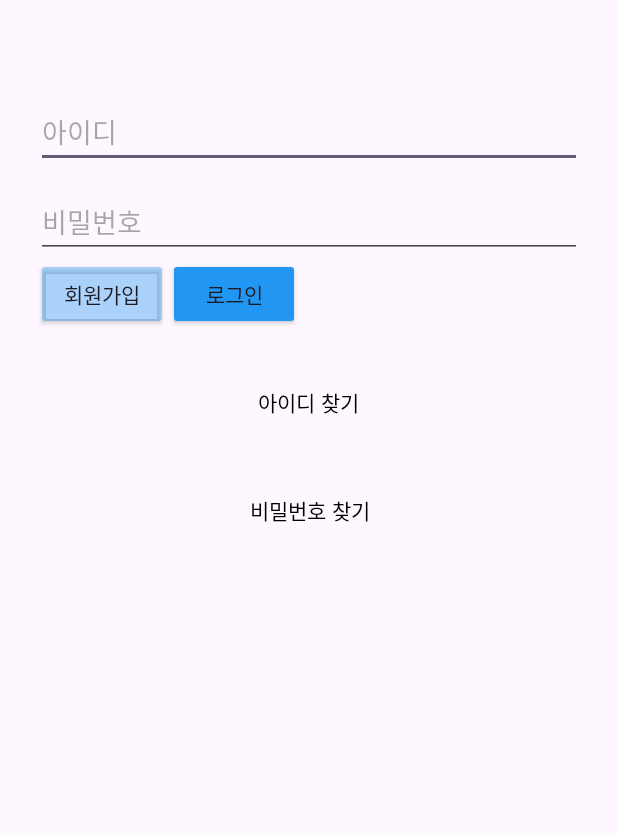
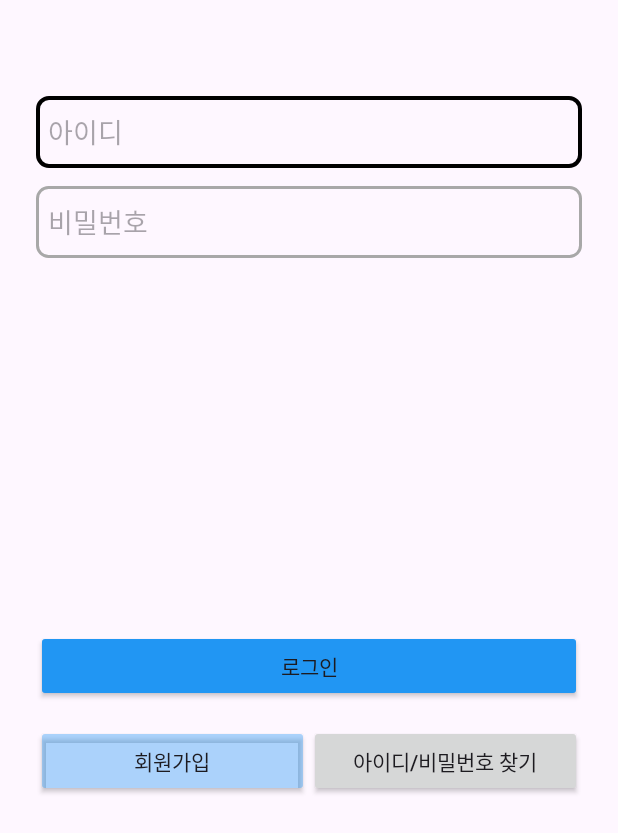
Before and after one commit to 2024-KGU-Advanced-Capstone-Design/safeGuardApp, an Android app: the fragment findIDPWFragment placed in its activity, on a phone screen of 412 x 824 dp, the part 403-1236 px from its top. Run offline under Robolectric (Android 15) with nearby library versions, the phone set to English and light mode, and no system bars.

Commit message:
loginpage UI adjustment

```diff
--- a/app/src/main/java/com/example/safeguardapp/findPWFragment.java
+++ b/app/src/main/java/com/example/safeguardapp/findIDPWFragment.java
@@ -7,18 +7,19 @@ import android.view.ViewGroup;
 import android.widget.Button;
 import android.widget.EditText;
 
+import androidx.activity.OnBackPressedCallback;
 import androidx.annotation.NonNull;
 import androidx.annotation.Nullable;
 import androidx.fragment.app.Fragment;
 import androidx.fragment.app.FragmentTransaction;
 
-public class findPWFragment extends Fragment {
+public class findIDPWFragment extends Fragment {
     private EditText findPWToEmail;
     private Button cancel_btn, find_btn;
     @Nullable
     @Override
     public View onCreateView(@NonNull LayoutInflater inflater, @Nullable ViewGroup container, @Nullable Bundle savedInstanceState) {
-        View view = inflater.inflate(R.layout.find_pw_fragment, container, false);
+        View view = inflater.inflate(R.layout.find_idpw_fragment, container, false);
 
         initializeView(view);
         setupListeners();
@@ -52,4 +53,20 @@ public class findPWFragment extends Fragment {
         });
     }
 
+    // 뒤로 가기 버튼 구현
+    @Override
+    public void onViewCreated(@NonNull View view, @Nullable Bundle savedInstanceState) {
+        super.onViewCreated(view, savedInstanceState);
+
+        requireActivity().getOnBackPressedDispatcher().addCallback(getViewLifecycleOwner(), new OnBackPressedCallback(true) {
+            @Override
+            public void handleOnBackPressed() {
+                // 뒤로 가기 시 실행되는 코드
+                FragmentTransaction transaction = getActivity().getSupportFragmentManager().beginTransaction();
+                transaction.replace(R.id.activity_main, new loginPageFragment());
+                transaction.commit();
+            }
+        });
+    }
+
 }
--- a/app/src/main/java/com/example/safeguardapp/loginPageFragment.java
+++ b/app/src/main/java/com/example/safeguardapp/loginPageFragment.java
@@ -55,25 +55,13 @@ public class loginPageFragment extends Fragment {
         });
 
         // 아이디 찾기 버튼에 대한 클릭 이벤트 처리
-        view.findViewById(R.id.buttonFindID).setOnClickListener(new View.OnClickListener() {
+        view.findViewById(R.id.buttonFindIDPW).setOnClickListener(new View.OnClickListener() {
             @Override
             public void onClick(View v) {
                 FragmentTransaction transaction = getActivity().getSupportFragmentManager().beginTransaction();
-                transaction.replace(R.id.activity_main, new findPWFragment());
+                transaction.replace(R.id.activity_main, new findIDPWFragment());
                 transaction.commit();
             }
         });
-
-        // 비밀번호 찾기 버튼에 대한 클릭 이벤트 처리
-        view.findViewById(R.id.buttonFindPW).setOnClickListener(new View.OnClickListener() {
-            @Override
-            public void onClick(View v) {
-                FragmentTransaction transaction = getActivity().getSupportFragmentManager().beginTransaction();
-                transaction.replace(R.id.activity_main, new findPWFragment());
-                transaction.commit();
-            }
-        });
-
     }
-
 }
--- a/app/src/main/res/layout/login_page_fragment.xml
+++ b/app/src/main/res/layout/login_page_fragment.xml
@@ -5,78 +5,75 @@
     android:layout_width="match_parent"
     android:layout_height="match_parent"
     android:orientation="vertical"
-    tools:context=".loginPageFragment"
-    android:padding="24dp">
+    android:padding="24dp"
+    tools:context=".loginPageFragment">
 
     <TextView
         android:id="@+id/SafeGuard_logo"
         android:layout_width="wrap_content"
         android:layout_height="wrap_content"
+        android:layout_gravity="center_horizontal"
         android:layout_marginTop="180dp"
         android:text="SafeGuard"
-        android:textSize="48sp"
-        android:layout_gravity="center_horizontal"/>
+        android:textSize="48sp" />
 
     <EditText
         android:id="@+id/editTextID"
         android:layout_width="match_parent"
-        android:layout_height="wrap_content"
+        android:layout_height="48dp"
         android:layout_marginTop="64dp"
+        android:background="@drawable/signup_edittext_design"
         android:ems="10"
         android:hint="아이디"
-        android:inputType="text"/>
+        android:inputType="text" />
 
     <EditText
         android:id="@+id/editTextPW"
         android:layout_width="match_parent"
-        android:layout_height="wrap_content"
+        android:layout_height="48dp"
         android:layout_marginTop="12dp"
+        android:background="@drawable/signup_edittext_design"
         android:ems="10"
         android:hint="비밀번호"
-        android:inputType="textPassword"/>
+        android:inputType="textPassword" />
+
+
+    <View
+        android:layout_width="match_parent"
+        android:layout_height="0dp"
+        android:layout_weight="1" />
+
+    <android.widget.Button
+        android:id="@+id/buttonLogin"
+        android:layout_width="match_parent"
+        android:layout_height="wrap_content"
+        android:backgroundTint="#2196F3"
+        android:text="로그인" />
 
     <LinearLayout
-        android:layout_width="wrap_content"
-        android:layout_height="wrap_content">
+        android:layout_width="match_parent"
+        android:layout_height="wrap_content"
+        android:layout_gravity="bottom"
+        android:layout_marginTop="15dp">
 
         <android.widget.Button
             android:id="@+id/buttonRegister"
-            android:layout_width="wrap_content"
+            android:layout_width="match_parent"
             android:layout_height="wrap_content"
+            android:layout_weight="1"
             android:backgroundTint="#602196F3"
-            android:layout_gravity="left"
-            android:layout_weight="0.7"
-            android:text="회원가입"/>
+            android:text="회원가입" />
+
 
         <android.widget.Button
-            android:id="@+id/buttonLogin"
-            android:layout_width="wrap_content"
+            android:id="@+id/buttonFindIDPW"
+            android:layout_width="match_parent"
             android:layout_height="wrap_content"
-            android:backgroundTint="#2196F3"
-            android:layout_gravity="right"
-            android:layout_weight="0.7"
-            android:text="로그인"/>
+            android:layout_weight="1"
+            android:text="아이디/비밀번호 찾기" />
+
+
     </LinearLayout>
 
 
-    <Button
-        android:id="@+id/buttonFindID"
-        android:layout_width="wrap_content"
-        android:layout_height="wrap_content"
-        android:layout_gravity="center_horizontal"
-        android:layout_marginTop="24dp"
-        android:background="@android:color/transparent"
-        android:text="아이디 찾기"
-        android:textColor="@color/darkmode_textColor"/>
-
-    <Button
-        android:id="@+id/buttonFindPW"
-        android:layout_width="wrap_content"
-        android:layout_height="wrap_content"
-        android:layout_gravity="center_horizontal"
-        android:layout_marginTop="24dp"
-        android:background="@android:color/transparent"
-        android:text="비밀번호 찾기"
-        android:textColor="@color/darkmode_textColor" />
-
 </LinearLayout>
```
Also changed, not shown: app/src/main/res/layout/find_idpw_fragment.xml (renamed from app/src/main/res/layout/find_pw_fragment.xml).
